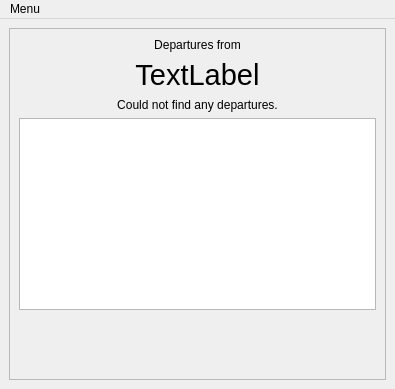
The window that departureswindow.ui (dragly/trafikanten-maemo) describes before a commit, drawn with Qt 5.
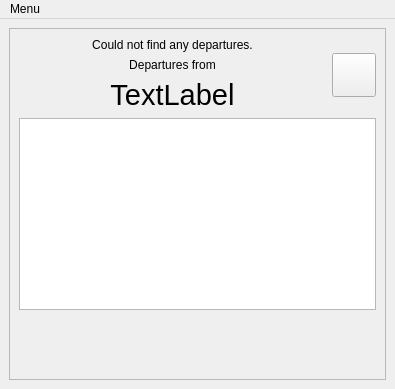
The same window after the commit. Icons and pictures are not drawn.

Commit message: Added refresh button for realtime results. Made sure that a lot of strings are shortened with an ellipsis indicator if they are too big for the screen space.

Diff of the .ui file:
```diff
--- a/departureswindow.ui
+++ b/departureswindow.ui
@@ -26,11 +26,38 @@
          <x>0</x>
          <y>0</y>
          <width>375</width>
-         <height>348</height>
+         <height>345</height>
         </rect>
        </property>
        <layout class="QVBoxLayout" name="verticalLayout_2">
         <item>
+         <layout class="QHBoxLayout" name="horizontalLayout">
+          <item>
+           <spacer name="horizontalSpacer_2">
+            <property name="orientation">
+             <enum>Qt::Horizontal</enum>
+            </property>
+            <property name="sizeHint" stdset="0">
+             <size>
+              <width>40</width>
+              <height>20</height>
+             </size>
+            </property>
+           </spacer>
+          </item>
+          <item>
+           <layout class="QVBoxLayout" name="verticalLayout_3">
+            <item>
+             <widget class="QLabel" name="lblNoDepartures">
+              <property name="text">
+               <string>Could not find any departures.</string>
+              </property>
+              <property name="alignment">
+               <set>Qt::AlignCenter</set>
+              </property>
+             </widget>
+            </item>
+            <item>
          <widget class="QLabel" name="lblFrom">
           <property name="text">
            <string>Departures from</string>
@@ -55,15 +82,50 @@
           </property>
          </widget>
         </item>
+           </layout>
+          </item>
         <item>
-         <widget class="QLabel" name="lblNoDepartures">
+           <spacer name="horizontalSpacer">
+            <property name="orientation">
+             <enum>Qt::Horizontal</enum>
+            </property>
+            <property name="sizeHint" stdset="0">
+             <size>
+              <width>40</width>
+              <height>20</height>
+             </size>
+            </property>
+           </spacer>
+          </item>
+          <item>
+           <widget class="QPushButton" name="refreshButton">
+            <property name="minimumSize">
+             <size>
+              <width>44</width>
+              <height>44</height>
+             </size>
+            </property>
+            <property name="maximumSize">
+             <size>
+              <width>44</width>
+              <height>44</height>
+             </size>
+            </property>
+            <property name="styleSheet">
+             <string notr="true">QPushButton {
+border-image: url(:/images/refresh.png);
+text-align: bottom center;
+}
+QPushButton::pressed {
+border-image: url(:/images/refresh-pressed.png);
+}</string>
+            </property>
           <property name="text">
-           <string>Could not find any departures.</string>
-          </property>
-          <property name="alignment">
-           <set>Qt::AlignCenter</set>
-          </property>
-         </widget>
+             <string/>
+            </property>
+           </widget>
+          </item>
+         </layout>
         </item>
         <item>
          <widget class="QTableView" name="tblResults">
```
Left out of the diff: 2 changed lines with no effect on the pictures. Lines whose indentation alone changed are shown as unchanged. The commit also changes 10 other files.
